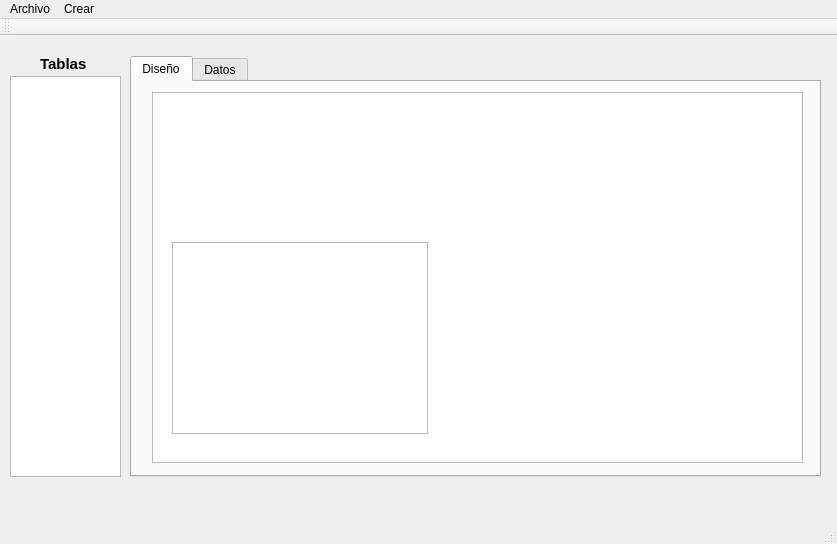
The window that mainwindow.ui (orgaArchivos/gbd) describes before a commit, drawn with Qt 5.
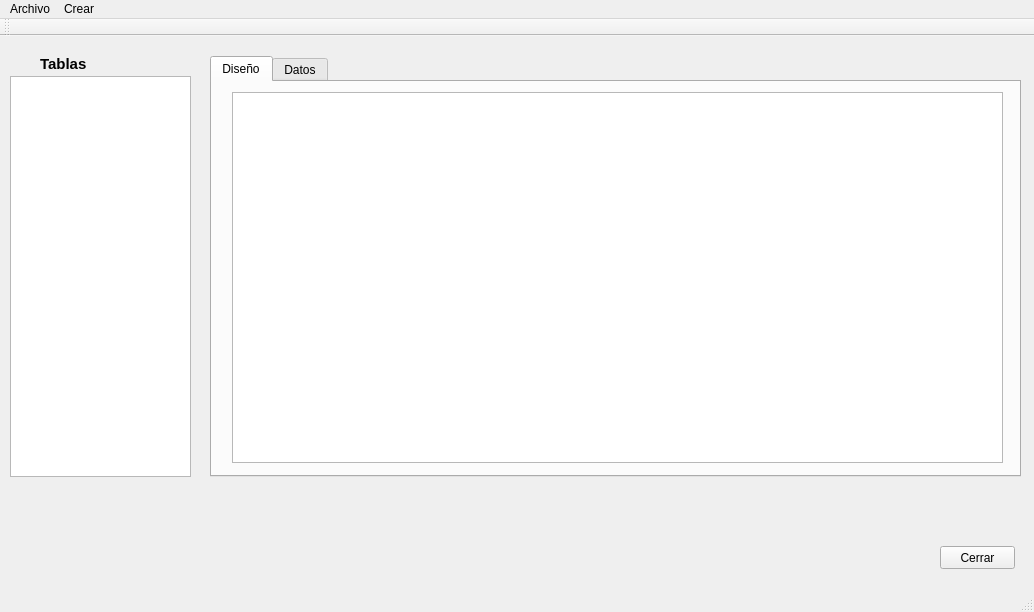
The same window after the commit. Icons and pictures are not drawn.

Commit message: boton cerrar

Diff of the .ui file:
```diff
--- a/mainwindow.ui
+++ b/mainwindow.ui
@@ -6,8 +6,8 @@
    <rect>
     <x>0</x>
     <y>0</y>
-    <width>837</width>
-    <height>544</height>
+    <width>1034</width>
+    <height>612</height>
    </rect>
   </property>
   <property name="windowTitle">
@@ -21,9 +21,9 @@
    <widget class="QTabWidget" name="tabWidget">
     <property name="geometry">
      <rect>
-      <x>130</x>
+      <x>210</x>
       <y>20</y>
-      <width>691</width>
+      <width>811</width>
       <height>421</height>
      </rect>
     </property>
@@ -39,21 +39,11 @@
        <rect>
         <x>20</x>
         <y>10</y>
-        <width>651</width>
+        <width>771</width>
         <height>371</height>
        </rect>
       </property>
      </widget>
-     <widget class="QListWidget" name="listWidget">
-      <property name="geometry">
-       <rect>
-        <x>40</x>
-        <y>160</y>
-        <width>256</width>
-        <height>192</height>
-       </rect>
-      </property>
-     </widget>
     </widget>
     <widget class="QWidget" name="tab_2">
      <attribute name="title">
@@ -91,23 +81,36 @@
      <string>Tablas</string>
     </property>
    </widget>
-   <widget class="QListView" name="listView">
+   <widget class="QListWidget" name="listWidget">
     <property name="geometry">
      <rect>
       <x>10</x>
       <y>40</y>
-      <width>111</width>
+      <width>181</width>
       <height>401</height>
      </rect>
     </property>
    </widget>
+   <widget class="QPushButton" name="pushButton">
+    <property name="geometry">
+     <rect>
+      <x>940</x>
+      <y>510</y>
+      <width>75</width>
+      <height>23</height>
+     </rect>
+    </property>
+    <property name="text">
+     <string>Cerrar</string>
+    </property>
+   </widget>
   </widget>
   <widget class="QMenuBar" name="menuBar">
    <property name="geometry">
     <rect>
      <x>0</x>
      <y>0</y>
-     <width>837</width>
+     <width>1034</width>
      <height>21</height>
     </rect>
    </property>
```
The commit also changes 2 other files.
